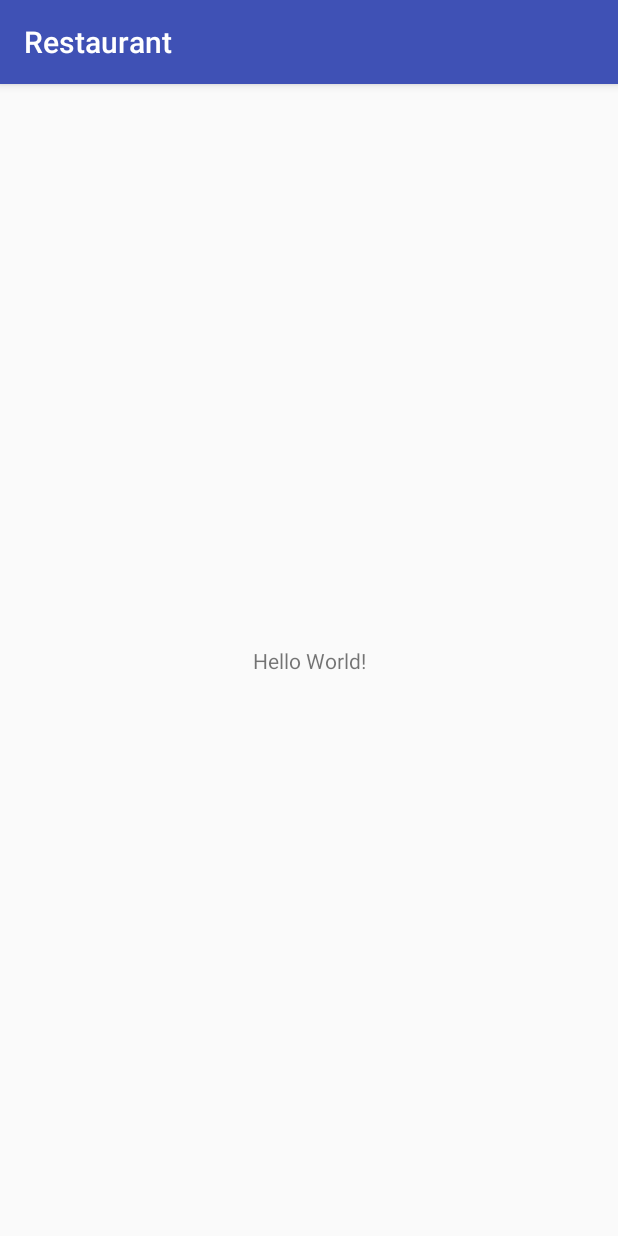
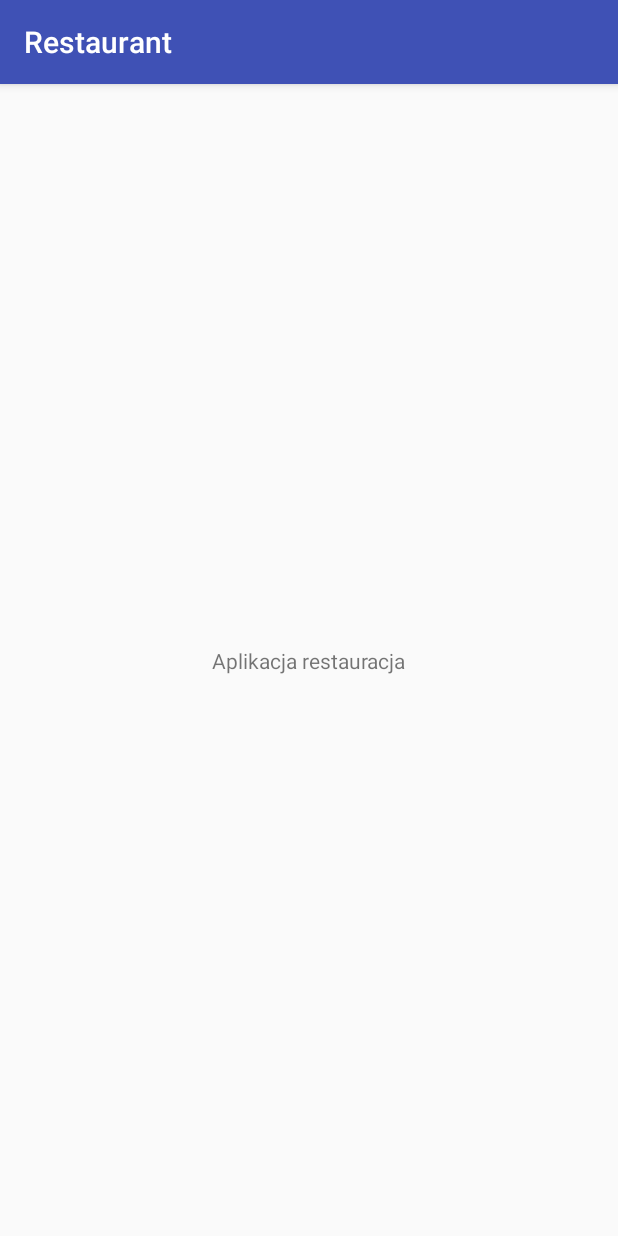
Before and after one commit to maciek10015/Restaurant, an Android app: the screen it shows after launch (MainActivity), on a phone screen of 412 x 824 dp. Run offline under Robolectric (Android 15) with nearby library versions, the phone set to English and light mode, and no system bars.

Commit message:
check-name

```diff
--- a/app/src/main/res/layout/activity_main.xml
+++ b/app/src/main/res/layout/activity_main.xml
@@ -9,7 +9,7 @@
     <TextView
         android:layout_width="wrap_content"
         android:layout_height="wrap_content"
-        android:text="Hello World!"
+        android:text="Aplikacja restauracja"
         app:layout_constraintBottom_toBottomOf="parent"
         app:layout_constraintLeft_toLeftOf="parent"
         app:layout_constraintRight_toRightOf="parent"
```
